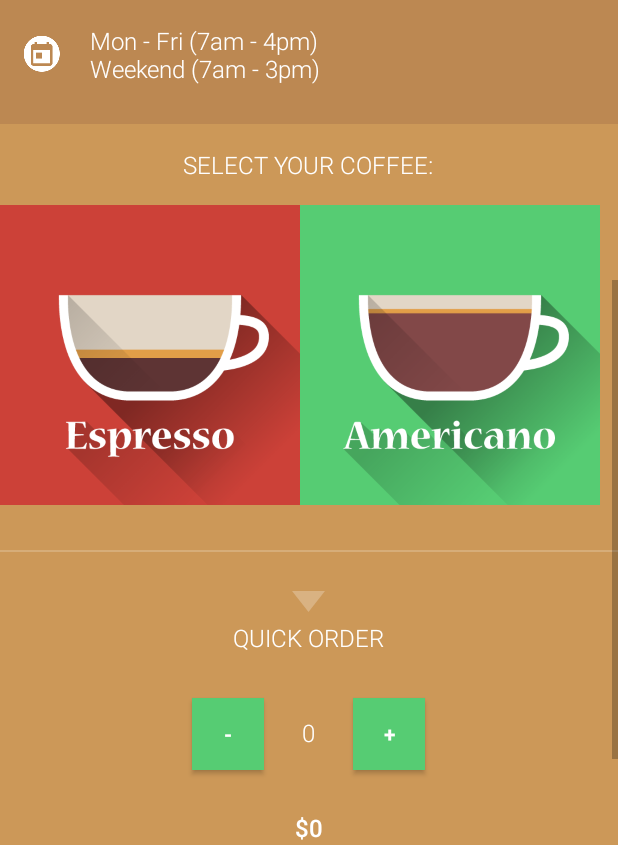
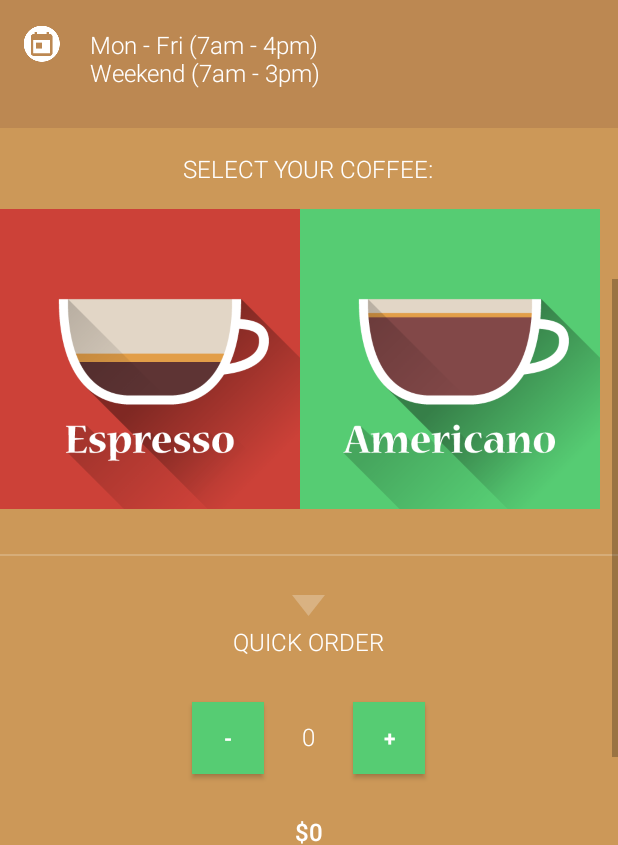
Before and after one commit to fireflyfif/SunriseCafe, an Android app: the screen it shows after launch (MainActivity), scrolled down 1153 dp, on a phone screen of 412 x 824 dp, the part 391-1236 px from its top. Run offline under Robolectric (Android 15) with nearby library versions, the phone set to English and light mode, and no system bars.

Commit message:
organise and optimise styles

```diff
--- a/app/src/main/res/layout/activity_main.xml
+++ b/app/src/main/res/layout/activity_main.xml
@@ -123,7 +123,7 @@
                     android:text="@string/email" />
 
                 <TextView
-                    style="@style/TextSubheading.Contacts"
+                    style="@style/TextSubheading.Contacts.Last"
                     android:drawableLeft="@drawable/ic_workinghours"
                     android:text="@string/working_hours" />
 
--- a/app/src/main/res/values/dimens.xml
+++ b/app/src/main/res/values/dimens.xml
@@ -12,7 +12,7 @@
     <dimen name="socialMediaIcons_width">0dp</dimen>
     <dimen name="socialMediaIcons_height">40dp</dimen>
 
-    <!-- Subheading TextViews 16sp -->
+    <!-- Subheading TextViews Style 16sp -->
     <dimen name="textSize_subheading">16sp</dimen>
     <dimen name="text_margin">16dp</dimen>
     <dimen name="text_padding">16dp</dimen>
@@ -36,6 +36,7 @@
 
     <!-- Contacts with Icons TextView -->
     <dimen name="contactInfo_drawablePadding">20dp</dimen>
+    <dimen name="contactInfo_margin">16dp</dimen>
 
     <!-- HorizontalScrollView -->
     <dimen name="horizScroll_paddingBottom">20dp</dimen>
--- a/app/src/main/res/values/strings.xml
+++ b/app/src/main/res/values/strings.xml
@@ -11,7 +11,7 @@
     <string name="address">85 Tamaki Drive Mission Bay Auckland</string>
     <string name="telephone">+64 500 800 10</string>
     <string name="email">sunrise_cafe@gmail.com</string>
-    <string name="working_hours">Mon - Fri (7am - 4pm) \nWeekend (7am - 3pm)</string>
+    <string name="working_hours">\nMon - Fri (7am - 4pm) \nWeekend (7am - 3pm)</string>
     <string name="quick_order">Quick Order</string>
     <string name="decrement">-</string>
     <string name="increment">+</string>
--- a/app/src/main/res/values/styles.xml
+++ b/app/src/main/res/values/styles.xml
@@ -59,6 +59,12 @@
         <item name="android:drawablePadding">@dimen/contactInfo_drawablePadding</item>
     </style>
 
+    <style name="TextSubheading.Contacts.Last">
+        <item name="android:padding">0dp</item>
+        <item name="android:layout_marginLeft">@dimen/contactInfo_margin</item>
+        <item name="android:layout_marginBottom">@dimen/contactInfo_margin</item>
+    </style>
+
     <!-- Price Text-->
     <style name="TextSubheading.PriceText">
         <item name="android:textStyle">bold</item>
@@ -66,7 +72,6 @@
 
     <!-- Quick Order-->
     <style name="TextSubheading.QuickOrder">
-
         <item name="android:drawableTop">@drawable/arrow_down</item>
         <item name="android:drawablePadding">@dimen/scrollText_drawablePadding</item>
         <item name="android:textAlignment">center</item>
```
